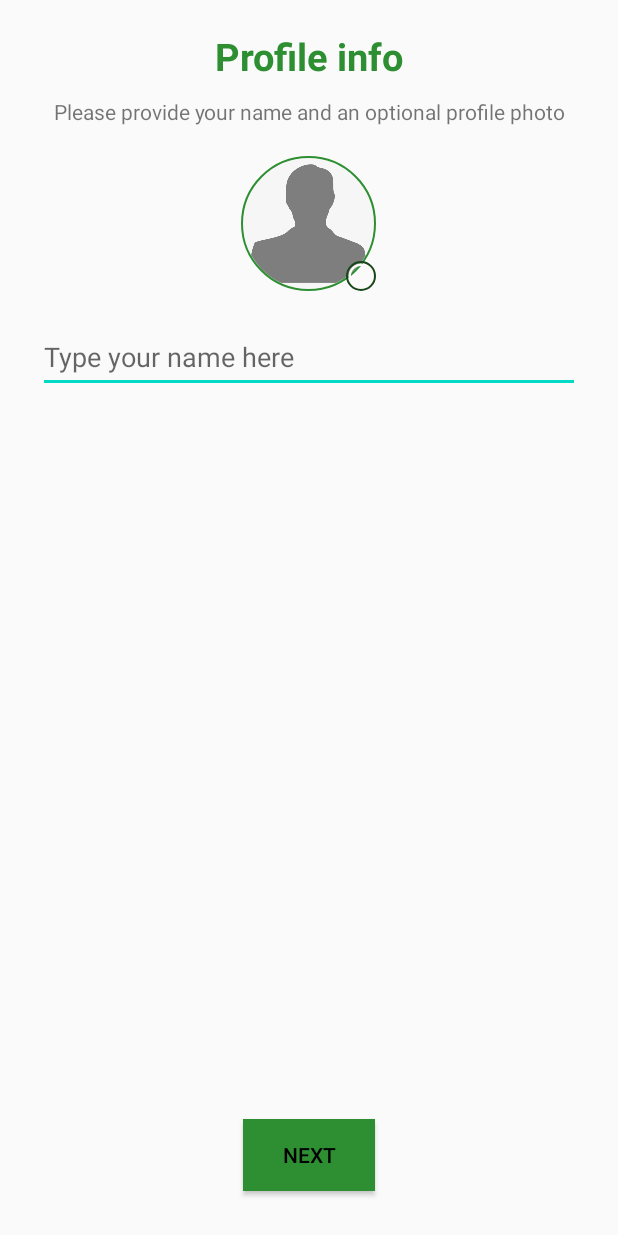
After one commit to Tebandeke1/EddySap_Whatsap-Clone, an Android app: the SetUserInfoActivity screen opened directly, with no data from a screen before it, on a phone screen of 412 x 824 dp. The commit adds this screen. Run offline under Robolectric (Android 15) with nearby library versions, the phone set to English and light mode, and no system bars; our stand-ins replace CircleImageView, Firebase (no records; nobody signed in at launch, a user with empty details on screens opened directly), data binding.

Commit message:
Worked upon updating of name of the user and still working on image update and so on

```diff
--- a/EddySapClone/app/build.gradle
+++ b/EddySapClone/app/build.gradle
@@ -43,6 +43,9 @@ dependencies {
     implementation 'androidx.constraintlayout:constraintlayout:2.1.4'
     implementation 'androidx.legacy:legacy-support-v4:1.0.0'
     implementation 'com.google.firebase:firebase-auth:21.0.4'
+    implementation 'com.google.firebase:firebase-storage:20.0.1'
+    implementation 'com.google.firebase:firebase-database:20.0.5'
+    implementation 'com.google.firebase:firebase-firestore:24.1.2'
     testImplementation 'junit:junit:'
     androidTestImplementation 'androidx.test.ext:junit:1.1.3'
     androidTestImplementation 'androidx.test.espresso:espresso-core:3.4.0'
@@ -51,7 +54,8 @@ dependencies {
     implementation 'com.github.bumptech.glide:glide:4.13.0'
     implementation 'com.google.android.gms:play-services-location:19.0.1'
     implementation 'com.hbb20:ccp:2.5.0'
-    implementation platform('com.google.firebase:firebase-bom:30.0.1')
+    implementation 'com.google.firebase:firebase-storage'
+    implementation platform('com.google.firebase:firebase-bom:30.0.2')
     implementation 'com.google.firebase:firebase-analytics'
     annotationProcessor 'com.github.bumptech.glide:compiler:4.13.0'
 }
--- a/EddySapClone/app/src/main/java/com/tabutech/eddysap/View/MainActivity.java
+++ b/EddySapClone/app/src/main/java/com/tabutech/eddysap/View/MainActivity.java
@@ -10,6 +10,7 @@ import androidx.fragment.app.FragmentPagerAdapter;
 import androidx.viewpager.widget.ViewPager;
 
 import android.annotation.SuppressLint;
+import android.content.Intent;
 import android.os.Bundle;
 import android.os.Handler;
 import android.view.Menu;
@@ -17,6 +18,8 @@ import android.view.MenuItem;
 import android.widget.Toast;
 
 import com.tabutech.eddysap.R;
+import com.tabutech.eddysap.View.auth.PhoneLoginActivity;
+import com.tabutech.eddysap.View.auth.SetUserInfoActivity;
 import com.tabutech.eddysap.databinding.ActivityMainBinding;
 import com.tabutech.eddysap.menu.CallsFragment;
 import com.tabutech.eddysap.menu.ChatsFragment;
@@ -70,6 +73,7 @@ public class MainActivity extends AppCompatActivity {
         if(id == R.id.search_menu){
             Toast.makeText(this, "The search icon pressed", Toast.LENGTH_SHORT).show();
         }else if (id == R.id.menu_more){
+            startActivity(new Intent(MainActivity.this, SetUserInfoActivity.class));
             Toast.makeText(this, "The menu more icon pressed", Toast.LENGTH_SHORT).show();
         }
         return super.onOptionsItemSelected(item);
--- /dev/null
+++ b/EddySapClone/app/src/main/java/com/tabutech/eddysap/View/auth/SetUserInfoActivity.java
@@ -0,0 +1,90 @@
+package com.tabutech.eddysap.View.auth;
+
+import androidx.annotation.NonNull;
+import androidx.appcompat.app.AppCompatActivity;
+import androidx.databinding.DataBindingUtil;
+
+import android.app.ProgressDialog;
+import android.content.Intent;
+import android.os.Bundle;
+import android.text.TextUtils;
+import android.widget.Toast;
+
+import com.google.android.gms.tasks.OnFailureListener;
+import com.google.android.gms.tasks.OnSuccessListener;
+import com.google.firebase.auth.FirebaseAuth;
+import com.google.firebase.auth.FirebaseUser;
+import com.google.firebase.firestore.FirebaseFirestore;
+import com.tabutech.eddysap.Model.Users.Users;
+import com.tabutech.eddysap.R;
+import com.tabutech.eddysap.View.MainActivity;
+import com.tabutech.eddysap.databinding.ActivitySetUserInfoBinding;
+
+public class SetUserInfoActivity extends AppCompatActivity {
+
+private ActivitySetUserInfoBinding binding;
+private ProgressDialog dialog;
+    @Override
+    protected void onCreate(Bundle savedInstanceState) {
+        super.onCreate(savedInstanceState);
+        binding = DataBindingUtil.setContentView(this,R.layout.activity_set_user_info);
+
+        dialog = new ProgressDialog(this);
+        initNextButton();
+
+    }
+
+    private void initNextButton() {
+        binding.btnProfile.setOnClickListener( v ->{
+
+            if (TextUtils.isEmpty(binding.nameEnter.getText().toString())){
+                Toast.makeText(getApplicationContext(), "Please make sure Name is filled.", Toast.LENGTH_SHORT).show();
+            }else {
+                doUpdate();
+            }
+        });
+
+        binding.userProImage.setOnClickListener( v -> {
+
+        });
+    }
+
+    private void doUpdate() {
+        dialog.setMessage("Please wait.....");
+        dialog.show();
+        FirebaseFirestore restore = FirebaseFirestore.getInstance();
+        FirebaseUser user = FirebaseAuth.getInstance().getCurrentUser();
+        if (user != null){
+
+            String userID = user.getUid();
+
+            Users users = new Users(userID,
+                    binding.nameEnter.getText().toString().trim(),
+                    user.getPhoneNumber(),
+                    "",
+                    "",
+                    "",
+                    "",
+                    "",
+                    "",
+                    "");
+            restore.collection("Users").document(user.getUid()).set(users)
+                    //.update("userName",binding.nameEnter.getText().toString().trim())
+                    .addOnSuccessListener(unused -> {
+                        dialog.dismiss();
+                        Toast.makeText(getApplicationContext(), "Update Successful.", Toast.LENGTH_SHORT).show();
+                        startActivity(new Intent(getApplicationContext(), MainActivity.class));
+                        finish();
+                    }).addOnFailureListener(new OnFailureListener() {
+                @Override
+                public void onFailure(@NonNull Exception e) {
+                    dialog.dismiss();
+                    Toast.makeText(getApplicationContext(), "Update failed....", Toast.LENGTH_SHORT).show();
+                }
+            });
+        }else {
+            dialog.dismiss();
+            Toast.makeText(getApplicationContext(), "Please sign in first.", Toast.LENGTH_SHORT).show();
+        }
+    }
+}
--- /dev/null
+++ b/EddySapClone/app/src/main/res/layout/activity_set_user_info.xml
@@ -0,0 +1,86 @@
+<?xml version="1.0" encoding="utf-8"?>
+<layout xmlns:tools="http://schemas.android.com/tools"
+    xmlns:android="http://schemas.android.com/apk/res/android"
+    xmlns:app="http://schemas.android.com/apk/res-auto">
+
+<RelativeLayout
+    android:layout_width="match_parent"
+    android:layout_height="match_parent"
+    tools:context=".View.auth.SetUserInfoActivity">
+
+    <LinearLayout
+        android:layout_width="match_parent"
+        android:layout_height="match_parent"
+        android:orientation="vertical">
+
+        <TextView
+            android:layout_width="match_parent"
+            android:layout_height="wrap_content"
+            android:layout_marginTop="20dp"
+            android:gravity="center_horizontal"
+            android:text="@string/profile_info"
+            android:textColor="@color/purple_700"
+            android:textSize="25sp"
+            android:textStyle="bold" />
+
+        <TextView
+            android:layout_width="match_parent"
+            android:layout_height="wrap_content"
+            android:layout_marginTop="10dp"
+            android:gravity="center_horizontal"
+            android:text="@string/words" />
+
+
+        <RelativeLayout
+            android:layout_width="match_parent"
+            android:layout_height="wrap_content"
+            android:layout_marginTop="20dp"
+            android:gravity="center_horizontal">
+
+            <de.hdodenhof.circleimageview.CircleImageView
+                android:id="@+id/user_pro_image"
+                android:layout_width="90dp"
+                android:layout_height="90dp"
+                android:layout_gravity="center_horizontal"
+
+                android:src="@drawable/place_holder"
+                app:civ_border_color="@color/purple_700"
+                app:civ_border_width="1dp" />
+
+            <de.hdodenhof.circleimageview.CircleImageView
+                android:layout_width="20dp"
+                android:layout_height="20dp"
+                android:layout_alignEnd="@id/user_pro_image"
+                android:layout_alignBottom="@id/user_pro_image"
+                android:src="@drawable/add_circle"
+                app:civ_border_color="#18471A"
+                app:civ_border_width="1dp"
+                app:civ_circle_background_color="@color/purple_200" />
+        </RelativeLayout>
+
+        <EditText
+            android:id="@+id/name_enter"
+            android:layout_width="match_parent"
+            android:layout_height="wrap_content"
+            android:layout_marginStart="25dp"
+            android:layout_marginTop="20dp"
+            android:layout_marginEnd="25dp"
+            android:hint="@string/type_your_name_here"
+            android:minHeight="48dp" />
+
+    </LinearLayout>
+
+    <Button
+        android:id="@+id/btn_profile"
+        android:layout_width="wrap_content"
+        android:layout_height="wrap_content"
+        android:layout_alignParentBottom="true"
+        android:layout_centerHorizontal="true"
+        android:layout_marginBottom="30dp"
+        android:background="@color/purple_700"
+        android:text="@string/next"
+        android:textColor="#000000" />
+
+</RelativeLayout>
+
+</layout>
--- a/EddySapClone/app/src/main/res/values/strings.xml
+++ b/EddySapClone/app/src/main/res/values/strings.xml
@@ -25,4 +25,7 @@
     <string name="agree_and_continue">Agree and continue.</string>
     <string name="date">12/06/2022 09:34pm</string>
     <string name="confirm">Confirm</string>
+    <string name="profile_info">Profile info</string>
+    <string name="words">Please provide your name and an optional profile photo</string>
+    <string name="type_your_name_here">Type your name here</string>
 </resources>
```
Also changed, not shown: EddySapClone/app/src/main/AndroidManifest.xml (+5 -3 lines), EddySapClone/app/src/main/java/com/tabutech/eddysap/Model/Users/Users.java (added, +111 -0 lines), EddySapClone/app/src/main/java/com/tabutech/eddysap/View/auth/PhoneLoginActivity.java (+31 -2 lines).
